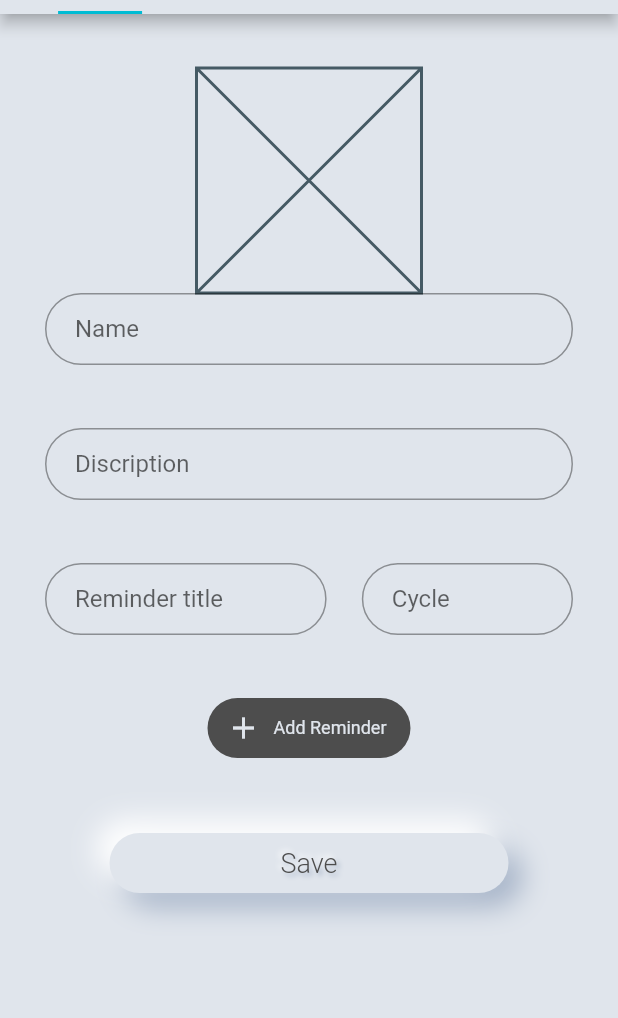
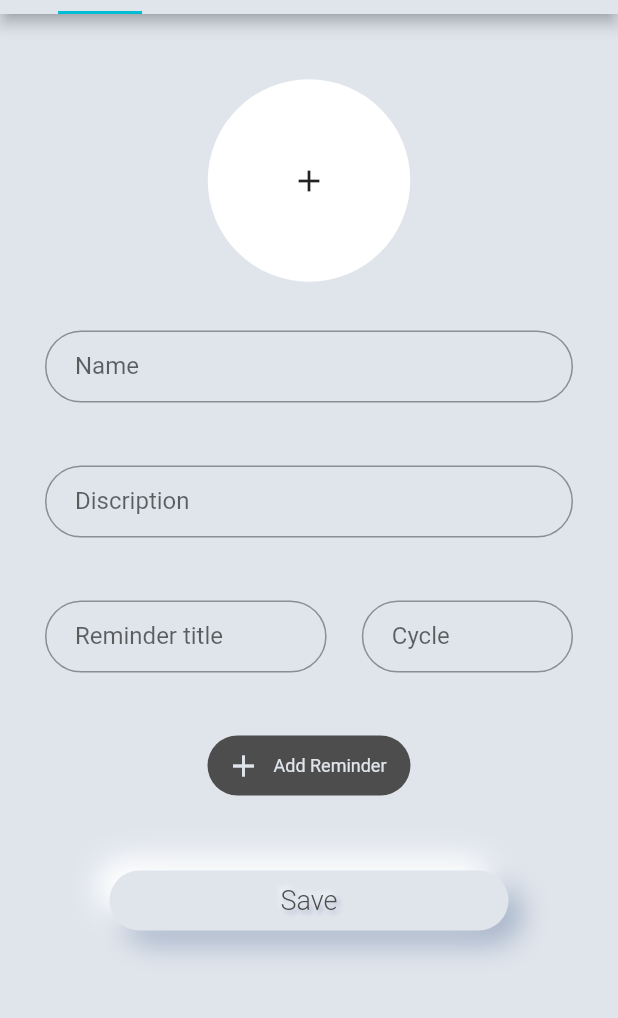
Before and after one commit to naunow/mizyali, a Flutter app: the screen it shows after launch, on a phone screen of 412 x 824 dp, the part 70-1088 px from its top. Run offline on Flutter 3.47's test engine with Material 2 defaults, Android fonts, the phone set to English and light mode, and no system bars; our stand-ins replace charts_flutter, flutter_calendar_carousel, flutter_svg, google_fonts, image_picker.

Commit message:
- installed image_picker. - could select image file from device.

```diff
--- a/lib/screens/create/create.dart
+++ b/lib/screens/create/create.dart
@@ -4,6 +4,10 @@ import 'package:mizyaliapp/screens/create/widgets/input_field.dart';
 import 'package:mizyaliapp/screens/create/widgets/input_reminder_field.dart';
 import 'package:mizyaliapp/screens/create/widgets/large_button.dart';
 import 'package:mizyaliapp/screens/create/widgets/reminder_button.dart';
+import 'package:image_picker/image_picker.dart';
+import 'dart:io';
+
+import 'package:mizyaliapp/screens/home/widgets/plant_pic.dart';
 
 class Create extends StatefulWidget {
   @override
@@ -12,6 +16,16 @@ class Create extends StatefulWidget {
 
 class _CreateState extends State<Create> {
   var _formKey = GlobalKey<FormState>();
+  File _image;
+  final picker = ImagePicker();
+
+  Future _getImage() async{
+    var image = await picker.getImage(source: ImageSource.gallery);
+
+    setState(() {
+      _image = File(image.path);
+    });
+  }
 
   @override
   Widget build(BuildContext context) {
@@ -23,11 +37,19 @@ class _CreateState extends State<Create> {
           key: _formKey,
           child: Column(
             children: <Widget>[
-              Container(
-                height: 150,
-                width: 150,
-                child: Placeholder(),
+              ClipPath(
+              clipper: CircleClipper(),
+                child: Container(
+                  height: 150,
+                  width: 150,
+                  color: AppColors.light_shadow,
+                  child: GestureDetector(
+                    onTap: _getImage,
+                    child: _image == null ? Icon(Icons.add) : Image.file(_image),
+                  ),
+                ),
               ),
+              SizedBox(height: 25),
               InputField(
                 hintText: 'Name',
               ),
--- a/lib/screens/home/widgets/plant_pic.dart
+++ b/lib/screens/home/widgets/plant_pic.dart
@@ -18,7 +18,7 @@ class PlantPic extends StatelessWidget {
       Container(
       margin: EdgeInsets.only(right: 11),
       child: ClipPath(
-        child: new Container(
+        child: Container(
           color: AppColors.light_shadow,
           width: 100.0,
           height: 100.0,
--- a/pubspec.yaml
+++ b/pubspec.yaml
@@ -16,6 +16,7 @@ dependencies:
   flutter_svg: ^0.17.4
   charts_flutter: ^0.9.0
   flutter_calendar_carousel: ^1.4.12
+  image_picker: ^0.6.7+3
 
 dev_dependencies:
   flutter_test:
```
Also changed, not shown: pubspec.lock.
